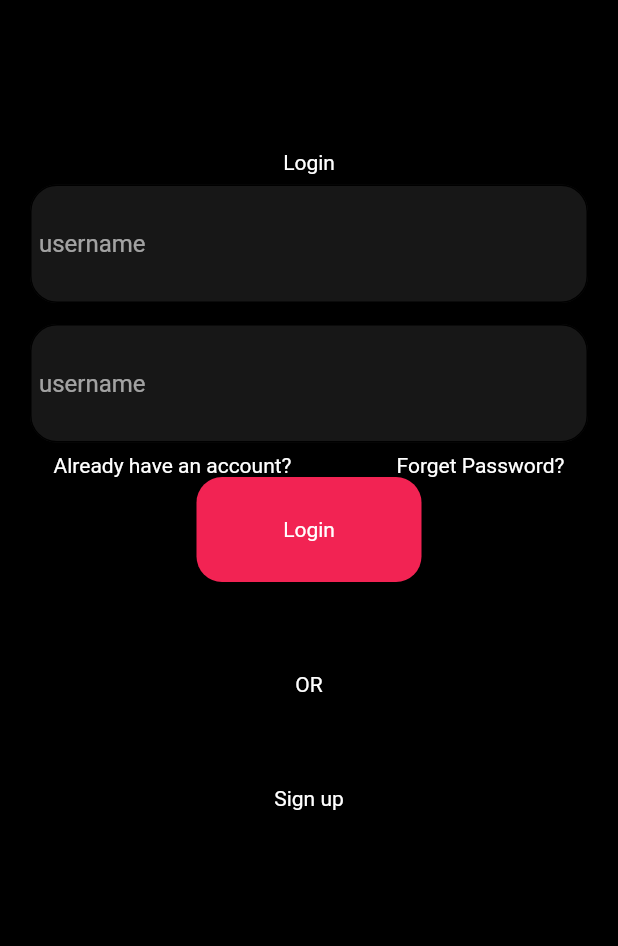
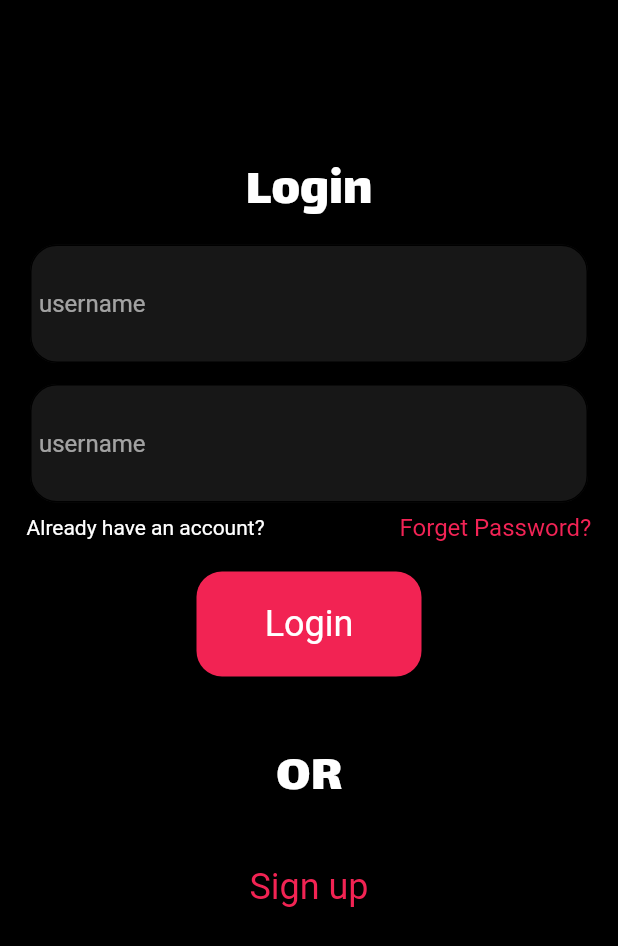
Before and after one commit to Haiqa461/musify_app, a Flutter app: the screen it shows after launch, on a phone screen of 412 x 824 dp. Shown: the top 946 px of the screen. Run offline on Flutter 3.47's test engine with Material 2 defaults, Android fonts, the phone set to English and light mode, and no system bars; Roboto replaces fonts that are missing (Jomolhari).

Commit message:
Accounts Screens done with Haiqa

```diff
--- a/lib/account_screens/login_screen.dart
+++ b/lib/account_screens/login_screen.dart
@@ -1,4 +1,5 @@
 import 'package:flutter/material.dart';
+import 'package:musify_app/account_screens/home_screen.dart';
 
 class LoginScreen extends StatefulWidget {
   const LoginScreen({super.key});
@@ -23,7 +24,10 @@ class _LoginScreenState extends State<LoginScreen> {
                 height: 100,
               ),
               // ignore: prefer_const_constructors
-              Text('Login'),
+              Text(
+                'Login',
+                style: const TextStyle(fontFamily: 'Lalezar', fontSize: 36),
+              ),
               Padding(
                 padding:
                     const EdgeInsets.symmetric(horizontal: 20, vertical: 7),
@@ -49,7 +53,6 @@ class _LoginScreenState extends State<LoginScreen> {
                 padding:
                     const EdgeInsets.symmetric(horizontal: 20, vertical: 7),
                 child: TextFormField(
-                  // cursorHeight: 50,
                   decoration: InputDecoration(
                       contentPadding: const EdgeInsets.symmetric(
                           vertical: 30, horizontal: 6),
@@ -69,29 +72,63 @@ class _LoginScreenState extends State<LoginScreen> {
               const Row(
                 mainAxisAlignment: MainAxisAlignment.center,
                 children: [
-                  Text('Already have an account?'),
+                  Text(
+                    'Already have an account?',
+                    style: TextStyle(fontFamily: 'Jomolhari', fontSize: 14),
+                  ),
                   SizedBox(
-                    width: 70,
+                    width: 90,
                   ),
-                  Text('Forget Password?'),
+                  Text(
+                    'Forget Password?',
+                    style: TextStyle(
+                        fontFamily: 'Jomolhari',
+                        fontSize: 16,
+                        color: Color(0xffF22355)),
+                  ),
                 ],
               ),
-              Container(
-                height: 70,
-                width: 150,
-                decoration: BoxDecoration(
-                    color: const Color.fromARGB(255, 242, 35, 83),
-                    borderRadius: BorderRadius.circular(17)),
-                child: const Center(child: Text('Login')),
+              const SizedBox(
+                height: 20,
+              ),
+              InkWell(
+                onTap: () {
+                  Navigator.push(
+                      context,
+                      MaterialPageRoute(
+                          // ignore: non_constant_identifier_names
+                          builder: (Context) => const HomeScreen()));
+                },
+                child: Container(
+                  height: 70,
+                  width: 150,
+                  decoration: BoxDecoration(
+                      color: const Color.fromARGB(255, 242, 35, 83),
+                      borderRadius: BorderRadius.circular(17)),
+                  child: const Center(
+                      child: Text(
+                    'Login',
+                    style: TextStyle(fontFamily: 'Jomolhari', fontSize: 24),
+                  )),
+                ),
               ),
               const SizedBox(
-                height: 60,
+                height: 40,
               ),
-              const Text('OR'),
+              const Text(
+                'OR',
+                style: TextStyle(fontFamily: 'Lalezar', fontSize: 36),
+              ),
               const SizedBox(
-                height: 60,
+                height: 30,
               ),
-              const Text('Sign up'),
+              const Text(
+                'Sign up',
+                style: TextStyle(
+                    fontFamily: 'Jomolhari',
+                    fontSize: 24,
+                    color: Color.fromARGB(255, 242, 35, 83)),
+              ),
             ],
           ),
         ),
--- a/lib/account_screens/splash_screen.dart
+++ b/lib/account_screens/splash_screen.dart
@@ -20,6 +20,7 @@ class _SplashScreenState extends State<SplashScreen> {
     });
   }
 
+  @override
   Widget build(BuildContext context) {
     return Scaffold(
       backgroundColor: Colors.black,
```
Also changed, not shown: lib/account_screens/home_screen.dart (+74 -1 lines), lib/play_screens/album_screen.dart (added, +15 -0 lines), pubspec.yaml (+8 -8 lines), fonts/Lalezar-Regular.ttf (added), images/home.jpg (added), 1 other file.
